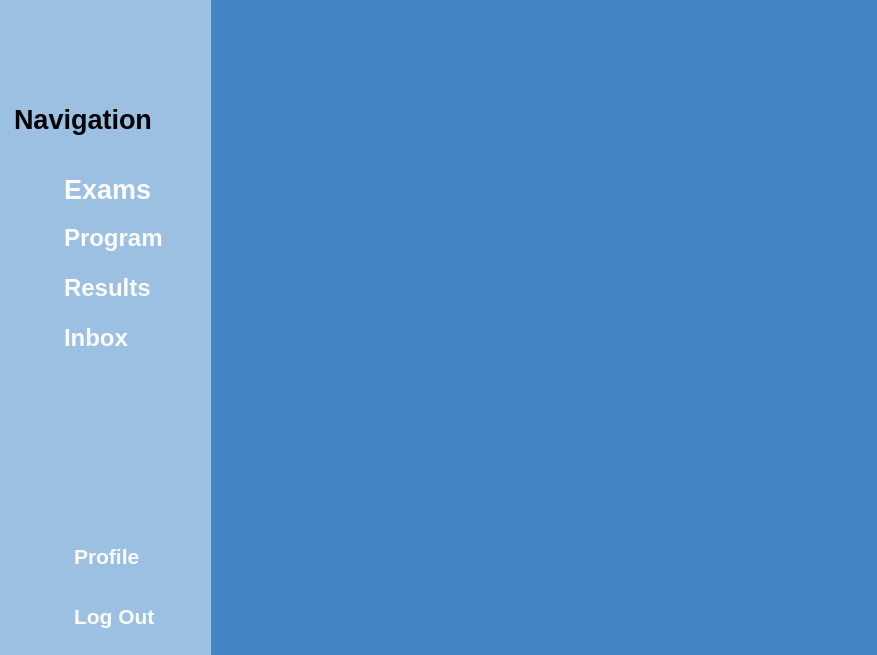
Above: AGUniverse/main_menu.ui from codingburgas/sprint-eschool-ag-universe before the change. Below: the same form after it.
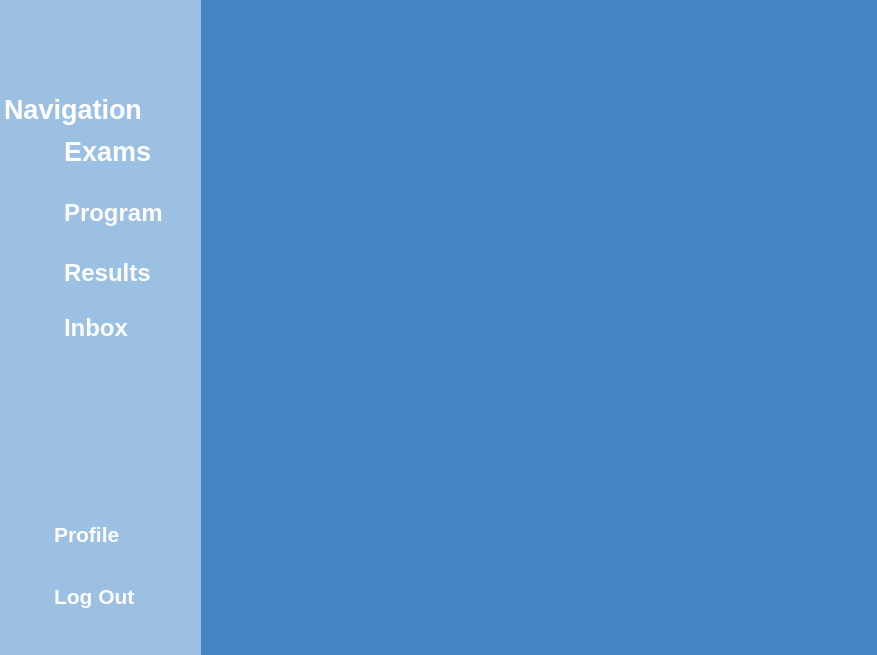
That is the form after the change. Icons and pictures are not drawn.

Commit message: Enhanced main_menu.ui (Close #9)

```diff
--- a/AGUniverse/main_menu.ui
+++ b/AGUniverse/main_menu.ui
@@ -1,7 +1,7 @@
 <?xml version="1.0" encoding="UTF-8"?>
 <ui version="4.0">
- <class>MainWindow</class>
- <widget class="QMainWindow" name="MainWindow">
+ <class>main_menu</class>
+ <widget class="QWidget" name="main_menu">
   <property name="geometry">
    <rect>
     <x>0</x>
@@ -16,18 +16,26 @@
   <property name="windowTitle">
    <string>MainWindow</string>
   </property>
-  <property name="iconSize">
+  <property name="iconSize" stdset="0">
    <size>
     <width>30</width>
     <height>30</height>
    </size>
   </property>
-  <widget class="QWidget" name="centralwidget">
+  <widget class="QWidget" name="centralwidget" native="true">
+   <property name="geometry">
+    <rect>
+     <x>-10</x>
+     <y>-10</y>
+     <width>911</width>
+     <height>691</height>
+    </rect>
+   </property>
    <widget class="QLabel" name="backgroundblue_bg">
     <property name="geometry">
      <rect>
-      <x>-5</x>
-      <y>-10</y>
+      <x>10</x>
+      <y>-40</y>
       <width>901</width>
       <height>711</height>
      </rect>
@@ -36,10 +44,10 @@
      <string notr="true">background-color: #4486c3;</string>
     </property>
     <property name="frameShape">
-     <enum>QFrame::NoFrame</enum>
+     <enum>QFrame::Shape::NoFrame</enum>
     </property>
     <property name="frameShadow">
-     <enum>QFrame::Raised</enum>
+     <enum>QFrame::Shadow::Raised</enum>
     </property>
     <property name="text">
      <string/>
@@ -65,16 +73,16 @@
 border:0px;</string>
     </property>
     <property name="frameShape">
-     <enum>QFrame::StyledPanel</enum>
+     <enum>QFrame::Shape::StyledPanel</enum>
     </property>
     <property name="frameShadow">
-     <enum>QFrame::Raised</enum>
+     <enum>QFrame::Shadow::Raised</enum>
     </property>
     <widget class="QTextEdit" name="Logout_text">
      <property name="geometry">
       <rect>
-       <x>70</x>
-       <y>650</y>
+       <x>60</x>
+       <y>640</y>
        <width>141</width>
        <height>41</height>
       </rect>
@@ -98,8 +106,8 @@
     <widget class="QTextEdit" name="Profile_text">
      <property name="geometry">
       <rect>
-       <x>70</x>
-       <y>590</y>
+       <x>60</x>
+       <y>578</y>
        <width>131</width>
        <height>41</height>
       </rect>
@@ -123,8 +131,8 @@
     <widget class="QTextEdit" name="Results_text">
      <property name="geometry">
       <rect>
-       <x>60</x>
-       <y>320</y>
+       <x>70</x>
+       <y>315</y>
        <width>111</width>
        <height>51</height>
       </rect>
@@ -148,16 +156,15 @@
     <widget class="QTextEdit" name="Exams_text">
      <property name="geometry">
       <rect>
-       <x>60</x>
-       <y>220</y>
+       <x>70</x>
+       <y>192</y>
        <width>111</width>
        <height>51</height>
       </rect>
      </property>
      <property name="styleSheet">
       <string notr="true">color:rgb(252, 252, 252);
-border:0px
-</string>
+border:0px</string>
      </property>
      <property name="lineWidth">
       <number>0</number>
@@ -176,8 +183,8 @@
     <widget class="QTextEdit" name="Program_text">
      <property name="geometry">
       <rect>
-       <x>60</x>
-       <y>270</y>
+       <x>70</x>
+       <y>255</y>
        <width>111</width>
        <height>51</height>
       </rect>
@@ -202,16 +209,16 @@
      <property name="geometry">
       <rect>
        <x>20</x>
-       <y>650</y>
-       <width>41</width>
-       <height>41</height>
+       <y>640</y>
+       <width>40</width>
+       <height>40</height>
       </rect>
      </property>
      <property name="text">
       <string/>
      </property>
      <property name="pixmap">
-      <pixmap>../photo/main menu/logout.png</pixmap>
+      <pixmap>../photo/main menu/log_out_icon.png</pixmap>
      </property>
      <property name="scaledContents">
       <bool>true</bool>
@@ -220,17 +227,17 @@
     <widget class="QLabel" name="Examsl_ogo">
      <property name="geometry">
       <rect>
-       <x>10</x>
-       <y>210</y>
-       <width>51</width>
-       <height>61</height>
+       <x>20</x>
+       <y>190</y>
+       <width>50</width>
+       <height>50</height>
       </rect>
      </property>
      <property name="text">
       <string/>
      </property>
      <property name="pixmap">
-      <pixmap>../photo/main menu/2exam.png</pixmap>
+      <pixmap>../photo/main menu/exams_icon.png</pixmap>
      </property>
      <property name="scaledContents">
       <bool>true</bool>
@@ -239,17 +246,17 @@
     <widget class="QLabel" name="Prolife_photo">
      <property name="geometry">
       <rect>
-       <x>10</x>
+       <x>20</x>
        <y>580</y>
-       <width>61</width>
-       <height>51</height>
+       <width>40</width>
+       <height>40</height>
       </rect>
      </property>
      <property name="text">
       <string/>
      </property>
      <property name="pixmap">
-      <pixmap>../photo/main menu/account-removebg-preview.png</pixmap>
+      <pixmap>../photo/main menu/profile.icon.png</pixmap>
      </property>
      <property name="scaledContents">
       <bool>true</bool>
@@ -258,17 +265,17 @@
     <widget class="QLabel" name="Results_photo">
      <property name="geometry">
       <rect>
-       <x>0</x>
-       <y>270</y>
-       <width>61</width>
-       <height>51</height>
+       <x>20</x>
+       <y>250</y>
+       <width>50</width>
+       <height>50</height>
       </rect>
      </property>
      <property name="text">
       <string/>
      </property>
      <property name="pixmap">
-      <pixmap>../photo/main menu/results-removebg-preview.png</pixmap>
+      <pixmap>../photo/main menu/program_icon.png</pixmap>
      </property>
      <property name="scaledContents">
       <bool>true</bool>
@@ -277,17 +284,17 @@
     <widget class="QLabel" name="program_text">
      <property name="geometry">
       <rect>
-       <x>0</x>
-       <y>320</y>
-       <width>61</width>
-       <height>51</height>
+       <x>20</x>
+       <y>310</y>
+       <width>50</width>
+       <height>50</height>
       </rect>
      </property>
      <property name="text">
       <string/>
      </property>
      <property name="pixmap">
-      <pixmap>../photo/main menu/programlogo.png</pixmap>
+      <pixmap>../photo/main menu/results_icon.png</pixmap>
      </property>
      <property name="scaledContents">
       <bool>true</bool>
@@ -296,17 +303,17 @@
     <widget class="QLabel" name="Inbox_photo">
      <property name="geometry">
       <rect>
-       <x>10</x>
-       <y>380</y>
-       <width>41</width>
-       <height>31</height>
+       <x>20</x>
+       <y>370</y>
+       <width>50</width>
+       <height>50</height>
       </rect>
      </property>
      <property name="text">
       <string/>
      </property>
      <property name="pixmap">
-      <pixmap>../photo/main menu/inboxlogo-removebg-preview.png</pixmap>
+      <pixmap>../photo/main menu/inbox_icon.png</pixmap>
      </property>
      <property name="scaledContents">
       <bool>true</bool>
@@ -315,7 +322,7 @@
     <widget class="QTextEdit" name="Inbox_text">
      <property name="geometry">
       <rect>
-       <x>60</x>
+       <x>70</x>
        <y>370</y>
        <width>111</width>
        <height>51</height>
@@ -358,7 +365,7 @@
 li.unchecked::marker { content: &quot;\2610&quot;; }
 li.checked::marker { content: &quot;\2612&quot;; }
 &lt;/style&gt;&lt;/head&gt;&lt;body style=&quot; font-family:'Segoe UI'; font-size:9pt; font-weight:400; font-style:normal;&quot;&gt;
-&lt;p style=&quot; margin-top:0px; margin-bottom:0px; margin-left:0px; margin-right:0px; -qt-block-indent:0; text-indent:0px;&quot;&gt;&lt;span style=&quot; font-size:20pt; font-weight:700;&quot;&gt;Navigation &lt;/span&gt;&lt;/p&gt;&lt;/body&gt;&lt;/html&gt;</string>
+&lt;p style=&quot; margin-top:0px; margin-bottom:0px; margin-left:0px; margin-right:0px; -qt-block-indent:0; text-indent:0px;&quot;&gt;&lt;span style=&quot; font-size:20pt; font-weight:700; color:#ffffff;&quot;&gt;Navigation &lt;/span&gt;&lt;/p&gt;&lt;/body&gt;&lt;/html&gt;</string>
      </property>
     </widget>
     <zorder>textEdit</zorder>
```
The commit also changes 18 other files.
